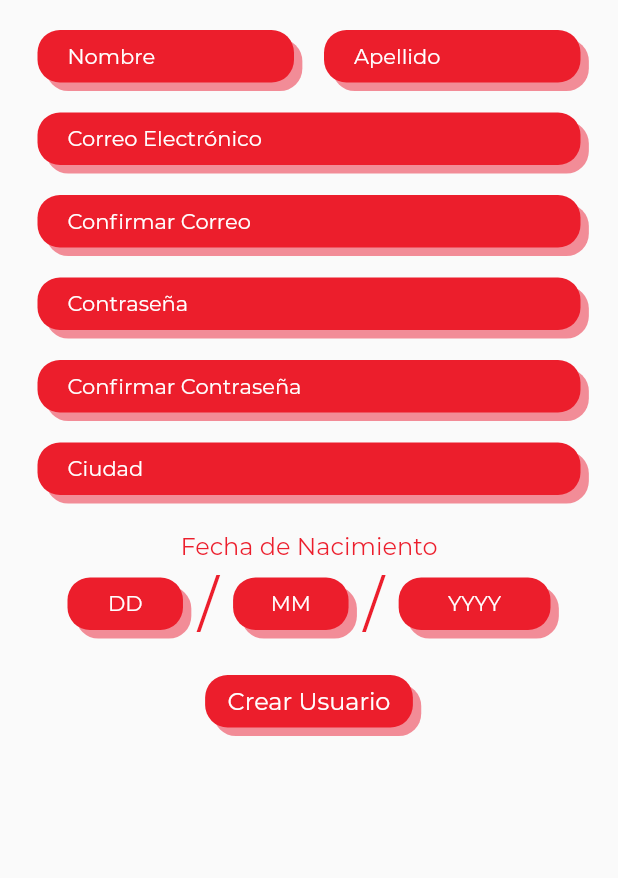
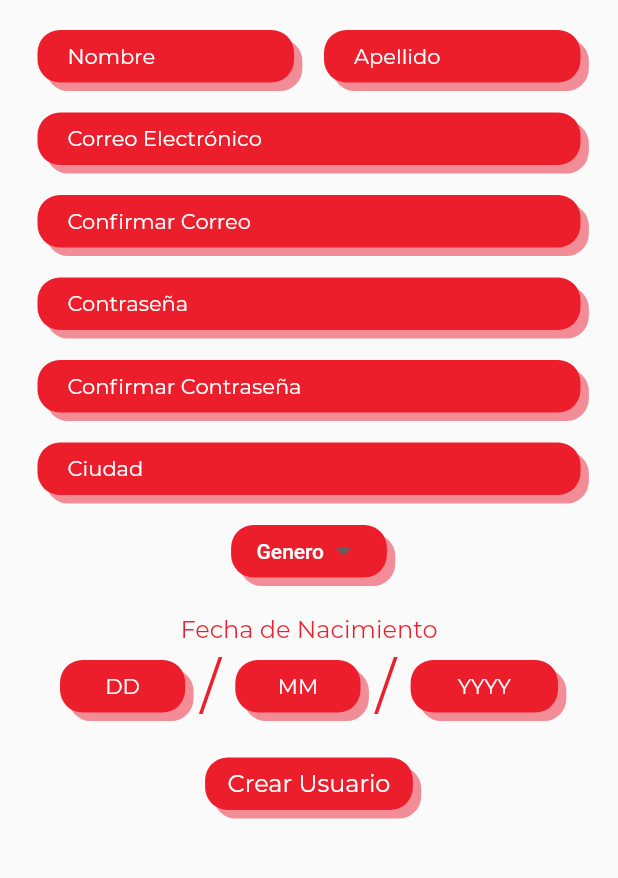
Before and after one commit to JPGarCar/gordos_pero_felices, a Flutter app: the NewUserScreen widget shown alone on an empty page, opened directly, on a phone screen of 412 x 824 dp, the part 213-1091 px from its top. Run offline on Flutter 3.47's test engine with Material 2 defaults, Android fonts, the phone set to English and light mode, and no system bars; our stand-ins replace carousel_slider, cloud_firestore, email_validator, firebase_auth, google_sign_in; missing offline and left inert: flutter_facebook_login, keyboard_visibility; accounts and stored records are empty.

Commit message:
Added gender to new_user_screen.dart by creating red_rounded_dropdown.dart. Functionality is set!

```diff
--- a/lib/screens/new_user_screen.dart
+++ b/lib/screens/new_user_screen.dart
@@ -8,9 +8,11 @@ import 'package:gordos_pero_felizes/models/user.dart';
 import 'package:gordos_pero_felizes/screens/home_screen.dart';
 import 'package:gordos_pero_felizes/widgets/error_dialog.dart';
 import 'package:gordos_pero_felizes/widgets/red_rounded_button.dart';
+import 'package:gordos_pero_felizes/widgets/red_rounded_dropdown.dart';
 import 'package:gordos_pero_felizes/widgets/red_rounded_text_field.dart';
 import 'package:gordos_pero_felizes/widgets/simple_text_button.dart';
 import 'package:keyboard_visibility/keyboard_visibility.dart';
+import 'package:gordos_pero_felizes/models/sex_enum.dart';
 
 import '../constants.dart';
 
@@ -30,8 +32,7 @@ class _NewUserScreenState extends State<NewUserScreen> {
   final _auth = FirebaseAuth.instance;
   final Firestore _firestore = Firestore.instance;
 
-  String email;
-  String password;
+  var _selectedGender;
 
   final nameController = TextEditingController();
   final lastNameController = TextEditingController();
@@ -220,6 +221,15 @@ class _NewUserScreenState extends State<NewUserScreen> {
                   hint: 'Ciudad',
                   textEditingController: cityController,
                 ),
+                RedRoundedDropDown(
+                  hint: 'Genero',
+                  value: _selectedGender,
+                  onChangeFunction: (value) {
+                    setState(() {
+                      _selectedGender = value;
+                    });
+                  },
+                ),
                 Padding(
                   padding: EdgeInsets.only(top: 15),
                   child: Column(
@@ -232,11 +242,11 @@ class _NewUserScreenState extends State<NewUserScreen> {
                         ),
                       ),
                       Padding(
-                        padding: EdgeInsets.symmetric(horizontal: 20),
+                        padding: EdgeInsets.symmetric(horizontal: 15),
                         child: Row(
                           children: [
                             Expanded(
-                              flex: 4,
+                              flex: 7,
                               child: RedRoundedTextField(
                                 focusNode: focusNodes[3],
                                 hint: 'DD',
@@ -260,7 +270,7 @@ class _NewUserScreenState extends State<NewUserScreen> {
                               ),
                             ),
                             Expanded(
-                              flex: 4,
+                              flex: 7,
                               child: RedRoundedTextField(
                                 focusNode: focusNodes[4],
                                 hint: 'MM',
@@ -284,7 +294,7 @@ class _NewUserScreenState extends State<NewUserScreen> {
                               ),
                             ),
                             Expanded(
-                              flex: 5,
+                              flex: 8,
                               child: RedRoundedTextField(
                                 focusNode: focusNodes[5],
                                 hint: 'YYYY',
@@ -352,6 +362,7 @@ class _NewUserScreenState extends State<NewUserScreen> {
           day: int.parse(dayController.text),
           month: int.parse(monthController.text),
           year: int.parse(yearController.text),
+          sex: _selectedGender,
         );
 
         /// add user object to db
--- /dev/null
+++ b/lib/widgets/red_rounded_dropdown.dart
@@ -0,0 +1,73 @@
+import 'package:flutter/material.dart';
+import 'package:gordos_pero_felizes/constants.dart';
+import 'package:gordos_pero_felizes/models/sex_enum.dart';
+
+class RedRoundedDropDown extends StatelessWidget {
+  final String hint;
+  final Function onChangeFunction;
+  final value;
+
+  RedRoundedDropDown({
+    this.value,
+    this.onChangeFunction,
+    @required this.hint,
+  });
+
+  @override
+  Widget build(BuildContext context) {
+    return Padding(
+      padding: EdgeInsets.all(10.0),
+      child: Container(
+        height: 35,
+        padding: EdgeInsets.symmetric(horizontal: 10),
+        decoration: BoxDecoration(
+          color: k_redColor,
+          borderRadius: BorderRadius.circular(k_circularBorderRadius),
+          boxShadow: [
+            BoxShadow(
+              color: k_redColorLight,
+              offset: Offset.fromDirection(.8, 8),
+            ),
+          ],
+        ),
+        child: Center(
+          widthFactor: 1.2,
+          child: DropdownButtonHideUnderline(
+            child: DropdownButton(
+              isDense: true,
+              dropdownColor: k_redColorLight,
+              elevation: 20,
+              style: TextStyle(
+                color: k_whiteColor,
+                fontSize: 14,
+              ),
+              hint: Text(
+                hint,
+                style: TextStyle(
+                  fontSize: 14,
+                  color: k_whiteColor,
+                ),
+              ),
+              items: [
+                DropdownMenuItem(
+                  child: Text(getSexValue(Sex.male)),
+                  value: Sex.male,
+                ),
+                DropdownMenuItem(
+                  child: Text(getSexValue(Sex.female)),
+                  value: Sex.female,
+                ),
+                DropdownMenuItem(
+                  child: Text(getSexValue(Sex.other)),
+                  value: Sex.other,
+                ),
+              ],
+              value: value,
+              onChanged: onChangeFunction,
+            ),
+          ),
+        ),
+      ),
+    );
+  }
+}
--- a/lib/widgets/red_rounded_text_field.dart
+++ b/lib/widgets/red_rounded_text_field.dart
@@ -29,9 +29,8 @@ class RedRoundedTextField extends StatelessWidget {
   Widget build(BuildContext context) {
     return Padding(
       padding: EdgeInsets.all(10.0),
-      child: SizedBox(
+      child: Container(
         height: 35,
-        child: Container(
         decoration: BoxDecoration(
           color: k_redColor,
           borderRadius: BorderRadius.circular(k_circularBorderRadius),
@@ -72,7 +71,6 @@ class RedRoundedTextField extends StatelessWidget {
           ),
         ),
       ),
-      ),
     );
   }
 }
```
Lines whose indentation alone changed are shown as unchanged.
